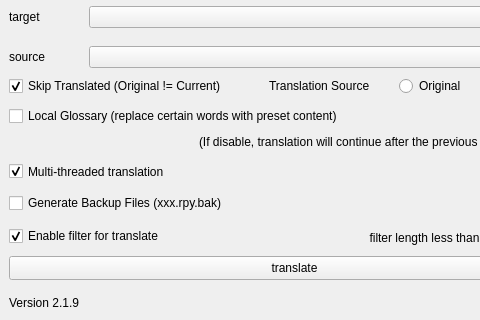
anonymousException/renpy-translator, file src/ui.ui: the form before one commit; both pictures show x 0 to 480 and y 222 to 542 of the 1051 by 542 pixel window.
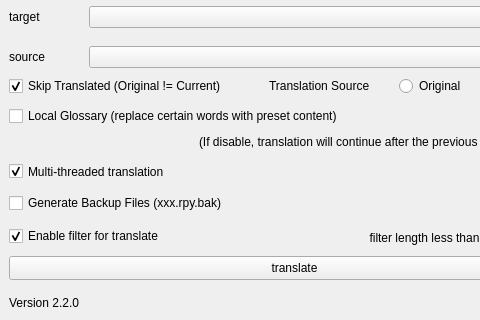
The form after the commit.

The edit to the form file:
```diff
--- a/src/ui.ui
+++ b/src/ui.ui
@@ -75,7 +75,7 @@
        </size>
       </property>
       <property name="text">
-       <string>Version 2.1.9</string>
+       <string>Version 2.2.0</string>
       </property>
      </widget>
     </item>
```
